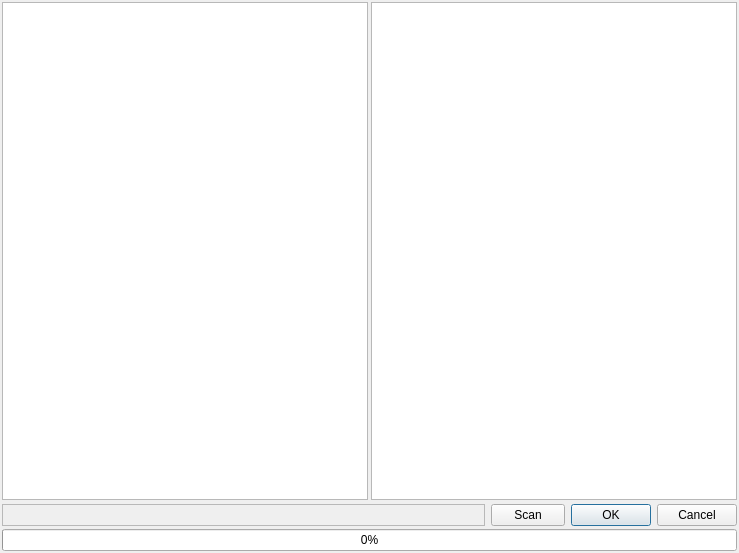
Qt form file_explorer.ui (OmmarShaikh01/Apollo) before a commit.
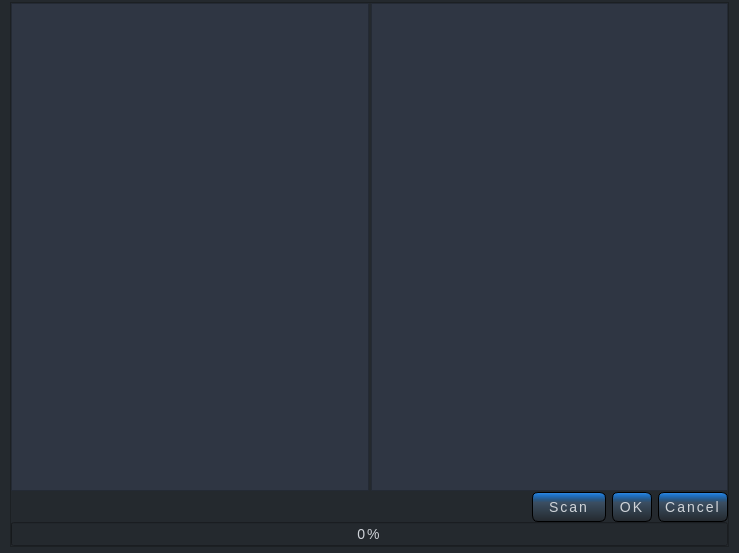
The same form after that commit. Icons and pictures are not drawn.

```diff
--- a/file_explorer.ui
+++ b/file_explorer.ui
@@ -40,7 +40,20 @@
    <double>1.000000000000000</double>
   </property>
   <property name="autoFillBackground">
-   <bool>true</bool>
+   <bool>false</bool>
+  </property>
+  <property name="styleSheet">
+   <string notr="true">background-color: #24292E ;
+font-family: Arial, Helvetica, sans-serif;
+font-size: 14px;
+letter-spacing: 2px;
+word-spacing: 1.4px;
+color: #D0D4D9;
+font-weight: normal;
+text-decoration: none;
+font-style: normal;
+font-variant: normal;
+text-transform: none;</string>
   </property>
   <property name="iconSize">
    <size>
@@ -66,86 +79,51 @@
    </property>
    <layout class="QGridLayout" name="gridLayout_2">
     <property name="leftMargin">
-     <number>2</number>
+     <number>10</number>
     </property>
     <property name="topMargin">
      <number>2</number>
     </property>
     <property name="rightMargin">
-     <number>2</number>
+     <number>10</number>
     </property>
     <property name="bottomMargin">
-     <number>2</number>
+     <number>6</number>
     </property>
     <property name="spacing">
      <number>2</number>
     </property>
     <item row="0" column="0">
+     <widget class="QFrame" name="grid">
+      <property name="frameShape">
+       <enum>QFrame::StyledPanel</enum>
+      </property>
      <layout class="QGridLayout" name="gridLayout">
-      <property name="spacing">
-       <number>3</number>
-      </property>
-      <item row="0" column="1">
-       <widget class="QTreeView" name="treeView">
-        <property name="mouseTracking">
-         <bool>false</bool>
-        </property>
-        <property name="autoFillBackground">
-         <bool>true</bool>
-        </property>
-        <property name="frameShape">
-         <enum>QFrame::StyledPanel</enum>
-        </property>
-        <property name="frameShadow">
-         <enum>QFrame::Sunken</enum>
-        </property>
-        <property name="dragEnabled">
-         <bool>true</bool>
-        </property>
-        <property name="selectionMode">
-         <enum>QAbstractItemView::SingleSelection</enum>
-        </property>
-        <property name="selectionBehavior">
-         <enum>QAbstractItemView::SelectRows</enum>
-        </property>
-        <property name="autoExpandDelay">
-         <number>1</number>
-        </property>
-        <property name="indentation">
-         <number>15</number>
-        </property>
-        <property name="uniformRowHeights">
-         <bool>true</bool>
-        </property>
-        <property name="sortingEnabled">
-         <bool>true</bool>
-        </property>
-        <property name="allColumnsShowFocus">
-         <bool>true</bool>
-        </property>
-        <property name="wordWrap">
-         <bool>true</bool>
-        </property>
-       </widget>
-      </item>
+       <property name="leftMargin">
+        <number>0</number>
+       </property>
+       <property name="topMargin">
+        <number>0</number>
+       </property>
+       <property name="rightMargin">
+        <number>0</number>
+       </property>
+       <property name="bottomMargin">
+        <number>0</number>
+       </property>
+       <property name="horizontalSpacing">
+        <number>2</number>
+       </property>
+       <property name="verticalSpacing">
+        <number>0</number>
+       </property>
       <item row="1" column="0" colspan="2">
        <layout class="QHBoxLayout" name="horizontalLayout">
         <property name="topMargin">
          <number>1</number>
         </property>
         <item>
-         <widget class="QLabel" name="outputlabel">
-          <property name="font">
-           <font>
-            <pointsize>8</pointsize>
-           </font>
-          </property>
-          <property name="frameShape">
-           <enum>QFrame::StyledPanel</enum>
-          </property>
-          <property name="frameShadow">
-           <enum>QFrame::Sunken</enum>
-          </property>
+          <widget class="QLabel" name="label_12">
           <property name="text">
            <string/>
           </property>
@@ -162,6 +140,22 @@
             <height>16777215</height>
            </size>
           </property>
+           <property name="styleSheet">
+            <string notr="true">
+QPushButton {
+background-color: qlineargradient(spread:reflect, x1:1, y1:1, x2:1, y2:0, stop:0 rgba(36, 41, 46, 255), stop:0.653409 rgba(59, 78, 97, 255), stop:0.761364 rgba(40, 88, 135, 255), stop:0.892045 rgba(31, 112, 194, 255), stop:1 rgba(47, 139, 230, 255));
+border-style: outset;
+border-width: 1px;
+border-radius: 6px;
+border-color: #000000;
+min-width: 4em;
+padding: 6px;
+}
+QPushButton:pressed {
+   	background-color: rgb(47, 54, 67);
+    border-style: inset;
+}</string>
+           </property>
           <property name="text">
            <string>Scan</string>
           </property>
@@ -190,6 +184,22 @@
           <property name="autoFillBackground">
            <bool>false</bool>
           </property>
+           <property name="styleSheet">
+            <string notr="true">
+QPushButton {
+background-color: qlineargradient(spread:reflect, x1:1, y1:1, x2:1, y2:0, stop:0 rgba(36, 41, 46, 255), stop:0.653409 rgba(59, 78, 97, 255), stop:0.761364 rgba(40, 88, 135, 255), stop:0.892045 rgba(31, 112, 194, 255), stop:1 rgba(47, 139, 230, 255));
+border-style: outset;
+border-width: 1px;
+border-radius: 6px;
+border-color: #000000;
+min-width: 4em;
+padding: 6px;
+}
+QPushButton:pressed {
+   	background-color: rgb(47, 54, 67);
+    border-style: inset;
+}</string>
+           </property>
           <property name="standardButtons">
            <set>QDialogButtonBox::Cancel|QDialogButtonBox::Ok</set>
           </property>
@@ -200,22 +210,6 @@
         </item>
        </layout>
       </item>
-      <item row="0" column="0">
-       <widget class="QListView" name="listView">
-        <property name="autoFillBackground">
-         <bool>true</bool>
-        </property>
-        <property name="frameShadow">
-         <enum>QFrame::Sunken</enum>
-        </property>
-        <property name="alternatingRowColors">
-         <bool>true</bool>
-        </property>
-        <property name="selectionMode">
-         <enum>QAbstractItemView::SingleSelection</enum>
-        </property>
-       </widget>
-      </item>
       <item row="2" column="0" colspan="2">
        <widget class="QProgressBar" name="progressBar_file_add">
         <property name="enabled">
@@ -232,7 +226,145 @@
         </property>
        </widget>
       </item>
-     </layout>
+       <item row="0" column="1">
+        <widget class="QTreeView" name="treeView">
+         <property name="mouseTracking">
+          <bool>false</bool>
+         </property>
+         <property name="autoFillBackground">
+          <bool>true</bool>
+         </property>
+         <property name="styleSheet">
+          <string notr="true">QTreeView {
+    show-decoration-selected: 1;
+	background-color: rgb(47, 54, 67);
+}
+
+QScrollBar:vertical {
+     border: 2px solid grey;
+     background: #32CC99;
+     width: 10px;
+     margin: 0px 0 0px 0;
+ }
+ QScrollBar::handle:vertical {
+background-color: qlineargradient(spread:reflect, x1:1, y1:1, x2:1, y2:0, stop:0 rgba(36, 41, 46, 255), stop:0.130682 rgba(59, 78, 97, 255), stop:0.539773 rgba(40, 88, 135, 255), stop:0.744318 rgba(31, 112, 194, 255), stop:1 rgba(47, 139, 230, 255));
+     min-height: 20px;
+ }
+
+ QScrollBar::up-arrow:vertical, QScrollBar::down-arrow:vertical {
+none
+ }
+
+ QScrollBar::add-page:vertical, QScrollBar::sub-page:vertical {
+background-color: rgb(36, 41, 46);
+ }
+
+QScrollBar:horizontal {
+     border: 2px solid grey;
+     background: #32CC99;
+     width: 10px;
+     margin: 0px 0 0px 0;
+ }
+ QScrollBar::handle:horizontal {
+background-color: qlineargradient(spread:reflect, x1:1, y1:1, x2:1, y2:0, stop:0 rgba(36, 41, 46, 255), stop:0.130682 rgba(59, 78, 97, 255), stop:0.539773 rgba(40, 88, 135, 255), stop:0.744318 rgba(31, 112, 194, 255), stop:1 rgba(47, 139, 230, 255));
+     min-height: 20px;
+ }
+
+ QScrollBar::up-arrow:horizontal, QScrollBar::down-arrow:horizontal {
+none
+ }
+
+ QScrollBar::add-page:horizontal, QScrollBar::sub-page:horizontal {
+background-color: rgb(36, 41, 46);
+ }
+
+QHeaderView::section { color:white; background-color:#232326; }
+
+QTreeView::item {
+     border: none
+}
+QTreeView::item:hover {  
+	background-color: qlineargradient(spread:reflect, x1:1, y1:1, x2:1, y2:0, stop:0 rgba(36, 41, 46, 255), stop:0.130682 rgba(59, 78, 97, 255), stop:0.539773 rgba(40, 88, 135, 255), stop:0.744318 rgba(31, 112, 194, 255), stop:1 rgba(47, 139, 230, 255));
+    border: 1px solid #000000;
+}
+QTreeView::item:selected {
+    border: 1px solid rgb(36, 41, 46);
+}
+
+QTreeView::item:selected:active{ 
+	background-color: qlineargradient(spread:reflect, x1:0.54, y1:1, x2:0.534, y2:0, stop:0 rgba(0, 255, 18, 255), stop:0.306818 rgba(10, 171, 24, 255), stop:0.636364 rgba(25, 173, 41, 255), stop:0.994318 rgba(33, 104, 47, 255));
+}
+
+QTreeView::item:selected:!active {
+background-color: qlineargradient(spread:reflect, x1:1, y1:1, x2:0, y2:1, stop:0 rgba(36, 41, 46, 255), stop:0.0909091 rgba(59, 78, 97, 255), stop:0.255682 rgba(40, 88, 135, 255), stop:0.619318 rgba(31, 112, 194, 255), stop:1 rgba(47, 139, 230, 255));
+}
+</string>
+         </property>
+         <property name="frameShape">
+          <enum>QFrame::StyledPanel</enum>
+         </property>
+         <property name="frameShadow">
+          <enum>QFrame::Sunken</enum>
+         </property>
+         <property name="verticalScrollBarPolicy">
+          <enum>Qt::ScrollBarAsNeeded</enum>
+         </property>
+         <property name="dragEnabled">
+          <bool>true</bool>
+         </property>
+         <property name="selectionMode">
+          <enum>QAbstractItemView::SingleSelection</enum>
+         </property>
+         <property name="selectionBehavior">
+          <enum>QAbstractItemView::SelectRows</enum>
+         </property>
+         <property name="autoExpandDelay">
+          <number>1</number>
+         </property>
+         <property name="indentation">
+          <number>15</number>
+         </property>
+         <property name="uniformRowHeights">
+          <bool>true</bool>
+         </property>
+         <property name="sortingEnabled">
+          <bool>true</bool>
+         </property>
+         <property name="allColumnsShowFocus">
+          <bool>true</bool>
+         </property>
+         <property name="wordWrap">
+          <bool>true</bool>
+         </property>
+         <attribute name="headerDefaultSectionSize">
+          <number>1</number>
+         </attribute>
+         <attribute name="headerHighlightSections">
+          <bool>false</bool>
+         </attribute>
+        </widget>
+       </item>
+       <item row="0" column="0">
+        <widget class="QListView" name="listView">
+         <property name="autoFillBackground">
+          <bool>true</bool>
+         </property>
+         <property name="styleSheet">
+          <string notr="true">background-color: rgb(47, 54, 67);</string>
+         </property>
+         <property name="frameShadow">
+          <enum>QFrame::Sunken</enum>
+         </property>
+         <property name="alternatingRowColors">
+          <bool>false</bool>
+         </property>
+         <property name="selectionMode">
+          <enum>QAbstractItemView::SingleSelection</enum>
+         </property>
+        </widget>
+       </item>
+      </layout>
+     </widget>
     </item>
    </layout>
   </widget>
```
Left out of the diff: 4 changed lines with no effect on the pictures. Lines whose indentation alone changed are shown as unchanged.
